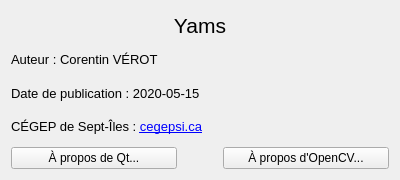
corentin703/Yams, file src/QAboutWidget.ui: the form before one commit.
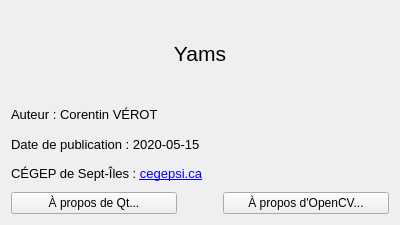
The form after the commit. Icons and pictures are not drawn.

Commit message: Regénération de la doc Amélioration de la qualité du logo Mise en place du logo dans À propos

```diff
--- a/src/QAboutWidget.ui
+++ b/src/QAboutWidget.ui
@@ -10,19 +10,19 @@
     <x>0</x>
     <y>0</y>
     <width>400</width>
-    <height>180</height>
+    <height>225</height>
    </rect>
   </property>
   <property name="minimumSize">
    <size>
     <width>400</width>
-    <height>180</height>
+    <height>225</height>
    </size>
   </property>
   <property name="maximumSize">
    <size>
     <width>400</width>
-    <height>180</height>
+    <height>225</height>
    </size>
   </property>
   <property name="windowTitle">
@@ -52,6 +52,10 @@
     </widget>
    </item>
    <item>
+    <layout class="QHBoxLayout" name="horizontalLayout_2">
+     <item>
+      <layout class="QVBoxLayout" name="verticalLayout_2">
+       <item>
     <widget class="QLabel" name="lblAuthor">
      <property name="font">
       <font>
@@ -87,6 +91,29 @@
       <string>&lt;html&gt;&lt;head/&gt;&lt;body&gt;&lt;p&gt;CÉGEP de Sept-Îles : &lt;a href=&quot;https://cegepsi.ca&quot;&gt;&lt;span style=&quot; text-decoration: underline; color:#0000ff;&quot;&gt;cegepsi.ca&lt;/span&gt;&lt;/a&gt;&lt;/p&gt;&lt;/body&gt;&lt;/html&gt;</string>
      </property>
     </widget>
+       </item>
+      </layout>
+     </item>
+     <item>
+      <widget class="QLabel" name="lblYamsLogo">
+       <property name="enabled">
+        <bool>true</bool>
+       </property>
+       <property name="text">
+        <string/>
+       </property>
+       <property name="pixmap">
+        <pixmap resource="QYams.qrc">:/icon/128x128</pixmap>
+       </property>
+       <property name="scaledContents">
+        <bool>false</bool>
+       </property>
+       <property name="alignment">
+        <set>Qt::AlignCenter</set>
+       </property>
+      </widget>
+     </item>
+    </layout>
    </item>
    <item>
     <layout class="QHBoxLayout" name="horizontalLayout">
```
Lines whose indentation alone changed are shown as unchanged. The commit also changes 1203 other files.
